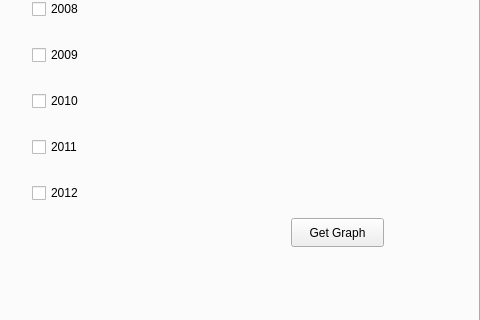
donvvo/Data-Visualization-Software-for-Ontario-Municipal-Benchmarking-Initiative, file asn1/src/mainwindow.ui: the form before one commit; both pictures show x 181 to 661 and y 98 to 418 of the 661 by 418 pixel window.
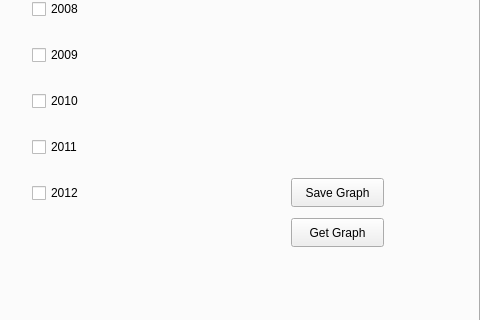
The form after the commit. The open tabs and pages were chosen to show the change. Custom widgets are drawn as their Qt base class.

Commit message: Merged export function to main repo

```diff
--- a/asn1/src/mainwindow.ui
+++ b/asn1/src/mainwindow.ui
@@ -234,6 +234,19 @@
        <string>Get Graph</string>
       </property>
      </widget>
+     <widget class="QPushButton" name="button_export_to_image">
+      <property name="geometry">
+       <rect>
+        <x>470</x>
+        <y>250</y>
+        <width>93</width>
+        <height>29</height>
+       </rect>
+      </property>
+      <property name="text">
+       <string>Save Graph</string>
+      </property>
+     </widget>
     </widget>
    </widget>
   </widget>
```
Left out of the diff: 2 changed lines with no effect on the pictures. The commit also changes 16 other files.
